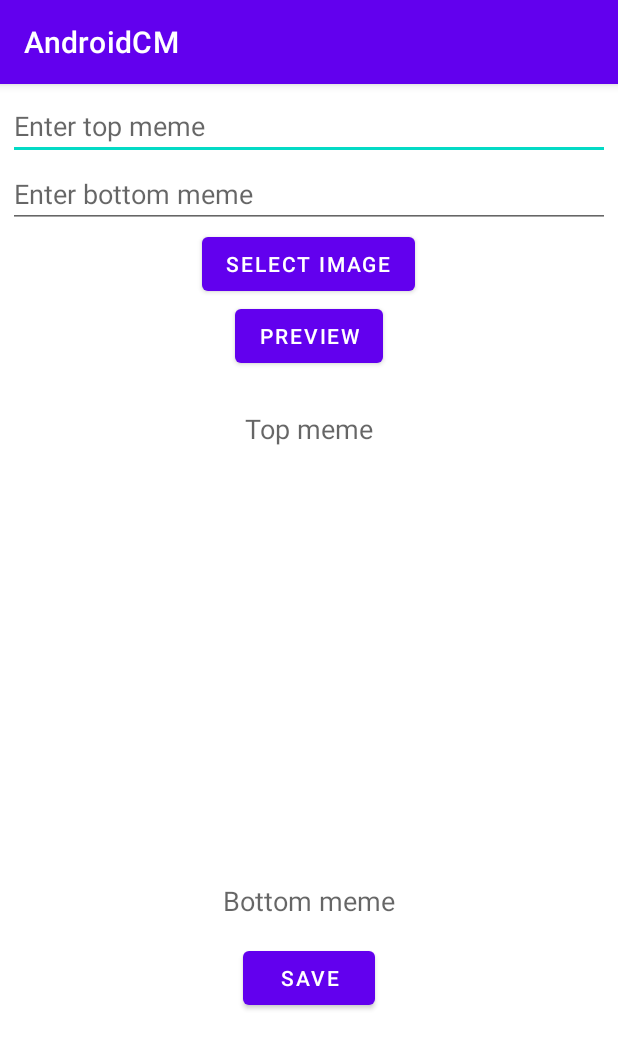
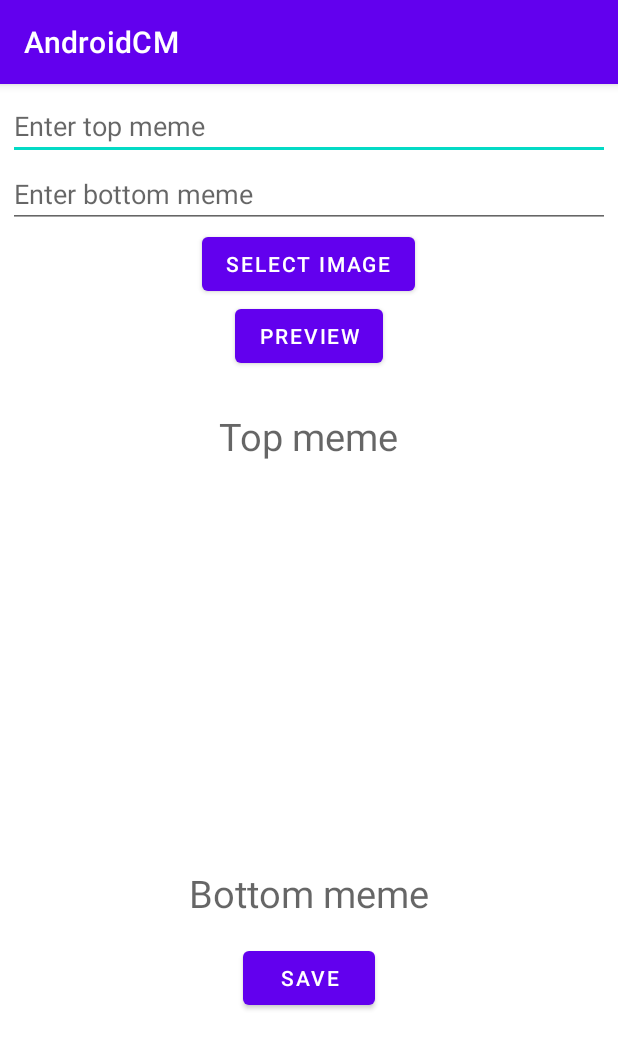
Before and after one commit to nthungvn/android-complete-masterclass, an Android app: the screen it shows after launch (MainActivity), after a tap on "PREVIEW", on a phone screen of 412 x 824 dp. Shown: the top 1049 px of the screen. Run offline under Robolectric (Android 15) with nearby library versions, the phone set to English and light mode, and no system bars; 1 statement that could not run was skipped.

Commit message:
show overlay text meme

```diff
--- a/app/src/main/java/vn/vl/nthung/androidcm/MainActivity.java
+++ b/app/src/main/java/vn/vl/nthung/androidcm/MainActivity.java
@@ -7,8 +7,11 @@ import android.net.Uri;
 import android.os.Bundle;
 import android.os.ParcelFileDescriptor;
 import android.view.View;
+import android.view.inputmethod.InputMethodManager;
 import android.widget.Button;
+import android.widget.EditText;
 import android.widget.ImageView;
+import android.widget.TextView;
 
 import androidx.annotation.Nullable;
 import androidx.appcompat.app.AppCompatActivity;
@@ -24,6 +27,11 @@ public class MainActivity extends AppCompatActivity {
     private Button saveBtn;
 
     private ImageView memeImage;
+    private EditText topText;
+    private EditText bottomText;
+
+    private TextView topMemeText;
+    private TextView bottomMemeText;
 
     @Override
     protected void onCreate(Bundle savedInstanceState) {
@@ -34,6 +42,11 @@ public class MainActivity extends AppCompatActivity {
         previewBtn = findViewById(R.id.preview_button);
         saveBtn = findViewById(R.id.save_button);
         memeImage = findViewById(R.id.meme_image);
+
+        topText = findViewById(R.id.top_text);
+        bottomText = findViewById(R.id.bottom_text);
+        topMemeText = findViewById(R.id.top_meme_text);
+        bottomMemeText = findViewById(R.id.bottom_meme_text);
 
         selectImageBtn.setOnClickListener(onSelectImageClickedHandler);
         previewBtn.setOnClickListener(onPreviewClickedHandler);
@@ -71,6 +84,10 @@ public class MainActivity extends AppCompatActivity {
     };
 
     private View.OnClickListener onPreviewClickedHandler = (view) -> {
+        InputMethodManager inputManager = (InputMethodManager) getSystemService(INPUT_METHOD_SERVICE);
+        inputManager.hideSoftInputFromWindow(getCurrentFocus().getWindowToken(), 0);
+        topMemeText.setText(topText.getText().toString());
+        bottomMemeText.setText(bottomText.getText().toString());
     };
 
     private View.OnClickListener onSaveClickedHandler = (view) -> {
--- a/app/src/main/res/layout/activity_main.xml
+++ b/app/src/main/res/layout/activity_main.xml
@@ -42,17 +42,6 @@
         android:layout_height="350dp"
         android:layout_marginTop="20dp">
 
-        <TextView
-            android:id="@+id/top_meme_text"
-            android:layout_width="wrap_content"
-            android:layout_height="wrap_content"
-            android:layout_marginTop="5dp"
-            android:hint="Top meme"
-            android:textSize="18dp"
-            app:layout_constraintEnd_toEndOf="parent"
-            app:layout_constraintStart_toStartOf="parent"
-            app:layout_constraintTop_toTopOf="@+id/meme_image" />
-
         <ImageView
             android:id="@+id/meme_image"
             android:layout_width="match_parent"
@@ -62,12 +51,25 @@
             app:layout_constraintTop_toTopOf="parent" />
 
         <TextView
+            android:id="@+id/top_meme_text"
+            android:layout_width="wrap_content"
+            android:layout_height="wrap_content"
+            android:layout_marginTop="5dp"
+            android:hint="Top meme"
+            android:textColor="@color/white"
+            android:textSize="25dp"
+            app:layout_constraintEnd_toEndOf="parent"
+            app:layout_constraintStart_toStartOf="parent"
+            app:layout_constraintTop_toTopOf="@+id/meme_image" />
+
+        <TextView
             android:id="@+id/bottom_meme_text"
             android:layout_width="wrap_content"
             android:layout_height="wrap_content"
             android:layout_marginBottom="5dp"
             android:hint="Bottom meme"
-            android:textSize="18dp"
+            android:textColor="@color/white"
+            android:textSize="25dp"
             app:layout_constraintBottom_toBottomOf="@+id/meme_image"
             app:layout_constraintEnd_toEndOf="parent"
             app:layout_constraintStart_toStartOf="parent" />
```
